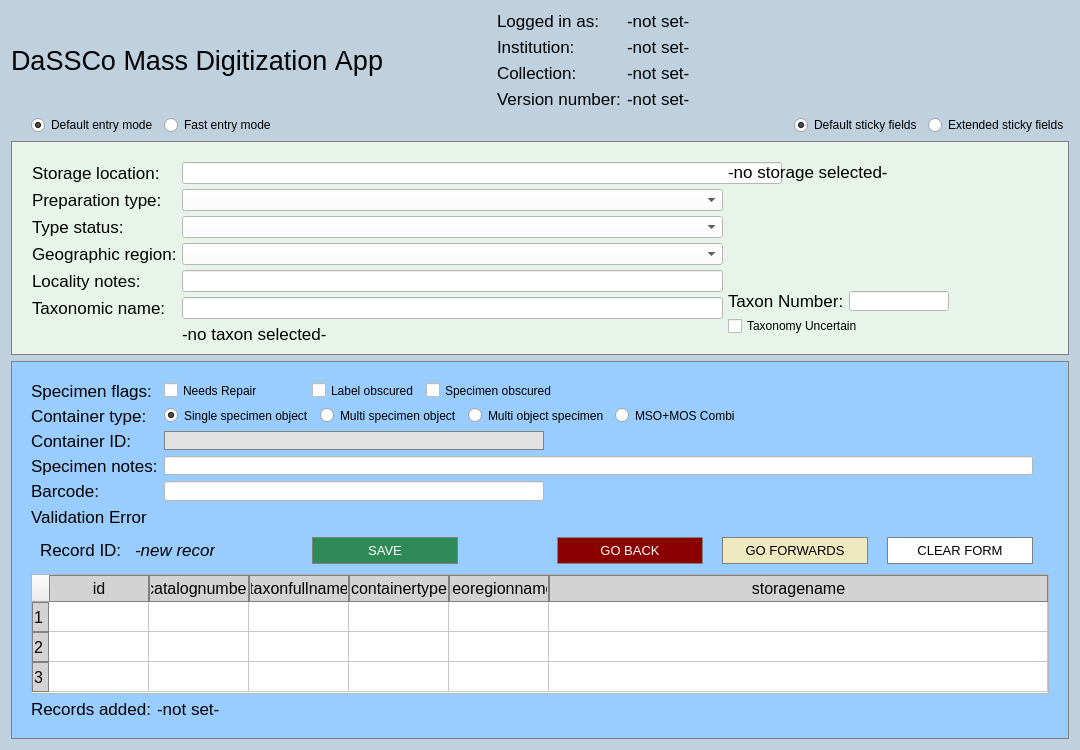
The window that MassDigitizer/ui/specimendataentry.ui (NHMDenmark/Mass-Digitizer) describes before a commit, drawn with Qt 5.
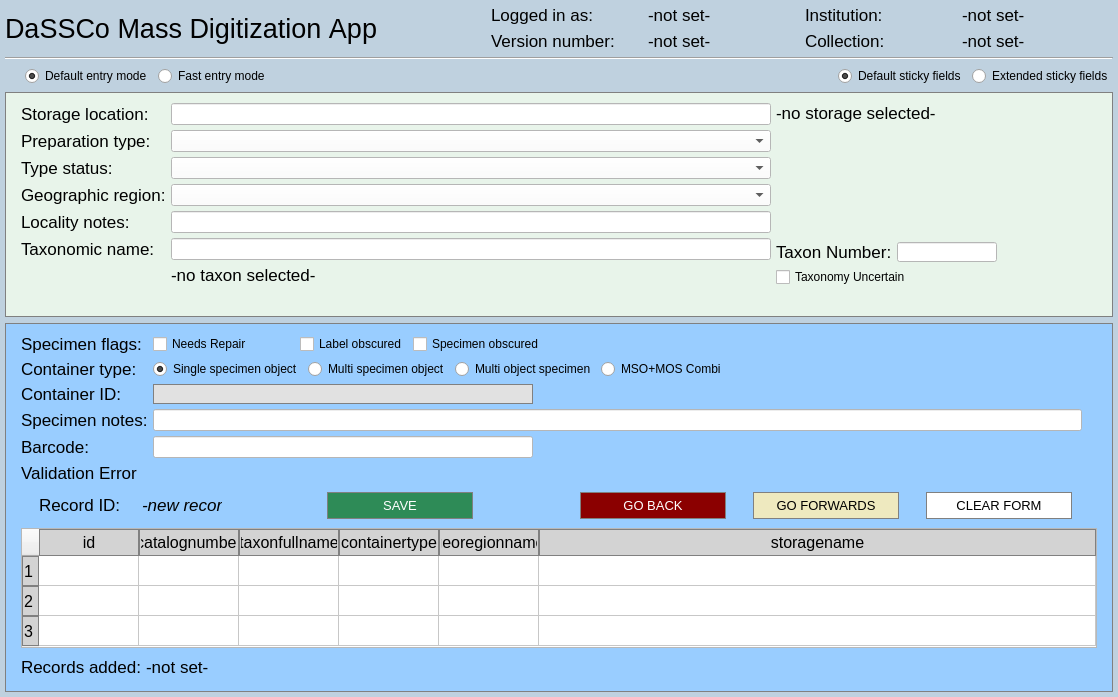
The same window after the commit. Icons and pictures are not drawn.

Commit message: Reduced window size for small screens #648

```diff
--- a/MassDigitizer/ui/specimendataentry.ui
+++ b/MassDigitizer/ui/specimendataentry.ui
@@ -7,7 +7,7 @@
     <x>0</x>
     <y>0</y>
     <width>1080</width>
-    <height>750</height>
+    <height>697</height>
    </rect>
   </property>
   <property name="sizePolicy">
@@ -16,16 +16,10 @@
     <verstretch>0</verstretch>
    </sizepolicy>
   </property>
-  <property name="minimumSize">
-   <size>
-    <width>1080</width>
-    <height>750</height>
-   </size>
-  </property>
   <property name="maximumSize">
    <size>
-    <width>1200</width>
-    <height>960</height>
+    <width>1280</width>
+    <height>800</height>
    </size>
   </property>
   <property name="font">
@@ -127,6 +121,18 @@
    </string>
   </property>
   <layout class="QVBoxLayout" name="verticalLayout">
+   <property name="leftMargin">
+    <number>5</number>
+   </property>
+   <property name="topMargin">
+    <number>5</number>
+   </property>
+   <property name="rightMargin">
+    <number>5</number>
+   </property>
+   <property name="bottomMargin">
+    <number>5</number>
+   </property>
    <item>
     <layout class="QHBoxLayout" name="horizontalLayoutHeader">
      <item>
@@ -156,37 +162,48 @@
       </widget>
      </item>
      <item>
-      <layout class="QVBoxLayout" name="verticalLayoutMeta">
-       <item>
-        <layout class="QFormLayout" name="formLayout">
-         <item row="0" column="0">
-          <widget class="QLabel" name="lblUserName">
-           <property name="text">
-            <string>Logged in as:</string>
-           </property>
-          </widget>
-         </item>
+      <layout class="QGridLayout" name="gridLayout">
          <item row="1" column="0">
-          <widget class="QLabel" name="lblInstitution">
-           <property name="text">
-            <string>Institution:</string>
-           </property>
-          </widget>
-         </item>
-         <item row="2" column="0">
-          <widget class="QLabel" name="lblCollection">
-           <property name="text">
-            <string>Collection:</string>
-           </property>
-          </widget>
-         </item>
-         <item row="3" column="0">
           <widget class="QLabel" name="lblVersion">
            <property name="text">
             <string>Version number:</string>
            </property>
           </widget>
          </item>
+       <item row="1" column="2">
+        <widget class="QLabel" name="lblCollection">
+         <property name="text">
+          <string>Collection:</string>
+         </property>
+        </widget>
+       </item>
+       <item row="0" column="2">
+        <widget class="QLabel" name="lblInstitution">
+         <property name="text">
+          <string>Institution:</string>
+         </property>
+        </widget>
+       </item>
+       <item row="1" column="1">
+        <widget class="QLabel" name="txtVersionNr">
+         <property name="text">
+          <string>-not set-</string>
+         </property>
+         <property name="class" stdset="0">
+          <string>QLabelMetaInfo</string>
+         </property>
+        </widget>
+       </item>
+       <item row="1" column="3">
+        <widget class="QLabel" name="txtCollection">
+         <property name="text">
+          <string>-not set-</string>
+         </property>
+         <property name="class" stdset="0">
+          <string>QLabelMetaInfo</string>
+         </property>
+        </widget>
+       </item>
          <item row="0" column="1">
           <widget class="QLabel" name="txtUserName">
            <property name="text">
@@ -197,7 +214,7 @@
            </property>
           </widget>
          </item>
-         <item row="1" column="1">
+       <item row="0" column="3">
           <widget class="QLabel" name="txtInstitution">
            <property name="text">
             <string>-not set-</string>
@@ -207,31 +224,26 @@
            </property>
           </widget>
          </item>
-         <item row="2" column="1">
-          <widget class="QLabel" name="txtCollection">
+       <item row="0" column="0">
+        <widget class="QLabel" name="lblUserName">
            <property name="text">
-            <string>-not set-</string>
-           </property>
-           <property name="class" stdset="0">
-            <string>QLabelMetaInfo</string>
-           </property>
-          </widget>
-         </item>
-         <item row="3" column="1">
-          <widget class="QLabel" name="txtVersionNr">
-           <property name="text">
-            <string>-not set-</string>
-           </property>
-           <property name="class" stdset="0">
-            <string>QLabelMetaInfo</string>
-           </property>
-          </widget>
-         </item>
+          <string>Logged in as:</string>
+         </property>
+        </widget>
+       </item>
         </layout>
        </item>
       </layout>
      </item>
-    </layout>
+   <item>
+    <widget class="Line" name="line">
+     <property name="autoFillBackground">
+      <bool>false</bool>
+     </property>
+     <property name="orientation">
+      <enum>Qt::Orientation::Horizontal</enum>
+     </property>
+    </widget>
    </item>
    <item>
     <layout class="QHBoxLayout" name="layoutDataEntryModes">
@@ -314,6 +326,12 @@
    </item>
    <item>
     <widget class="QFrame" name="frmGreenArea">
+     <property name="maximumSize">
+      <size>
+       <width>16777215</width>
+       <height>225</height>
+      </size>
+     </property>
      <property name="frameShape">
       <enum>QFrame::Shape::StyledPanel</enum>
      </property>
@@ -325,10 +343,13 @@
        <number>5</number>
       </property>
       <property name="leftMargin">
-       <number>10</number>
+       <number>5</number>
       </property>
       <property name="topMargin">
-       <number>10</number>
+       <number>0</number>
+      </property>
+      <property name="rightMargin">
+       <number>5</number>
       </property>
       <property name="bottomMargin">
        <number>0</number>
@@ -399,7 +420,13 @@
             <property name="minimumSize">
              <size>
               <width>0</width>
-              <height>20</height>
+              <height>50</height>
+             </size>
+            </property>
+            <property name="maximumSize">
+             <size>
+              <width>600</width>
+              <height>50</height>
              </size>
             </property>
             <property name="text">
@@ -533,6 +560,12 @@
    </item>
    <item>
     <widget class="QFrame" name="frmBlueArea">
+     <property name="maximumSize">
+      <size>
+       <width>16777215</width>
+       <height>370</height>
+      </size>
+     </property>
      <property name="frameShape">
       <enum>QFrame::Shape::StyledPanel</enum>
      </property>
@@ -540,6 +573,21 @@
       <enum>QFrame::Shadow::Raised</enum>
      </property>
      <layout class="QHBoxLayout" name="horizontalLayoutBlueArea">
+      <property name="spacing">
+       <number>5</number>
+      </property>
+      <property name="leftMargin">
+       <number>5</number>
+      </property>
+      <property name="topMargin">
+       <number>0</number>
+      </property>
+      <property name="rightMargin">
+       <number>5</number>
+      </property>
+      <property name="bottomMargin">
+       <number>0</number>
+      </property>
       <item>
        <layout class="QVBoxLayout" name="verticalLayoutBlueAreaLeft">
         <item>
```
Lines whose indentation alone changed are shown as unchanged. The commit also changes 4 other files.
